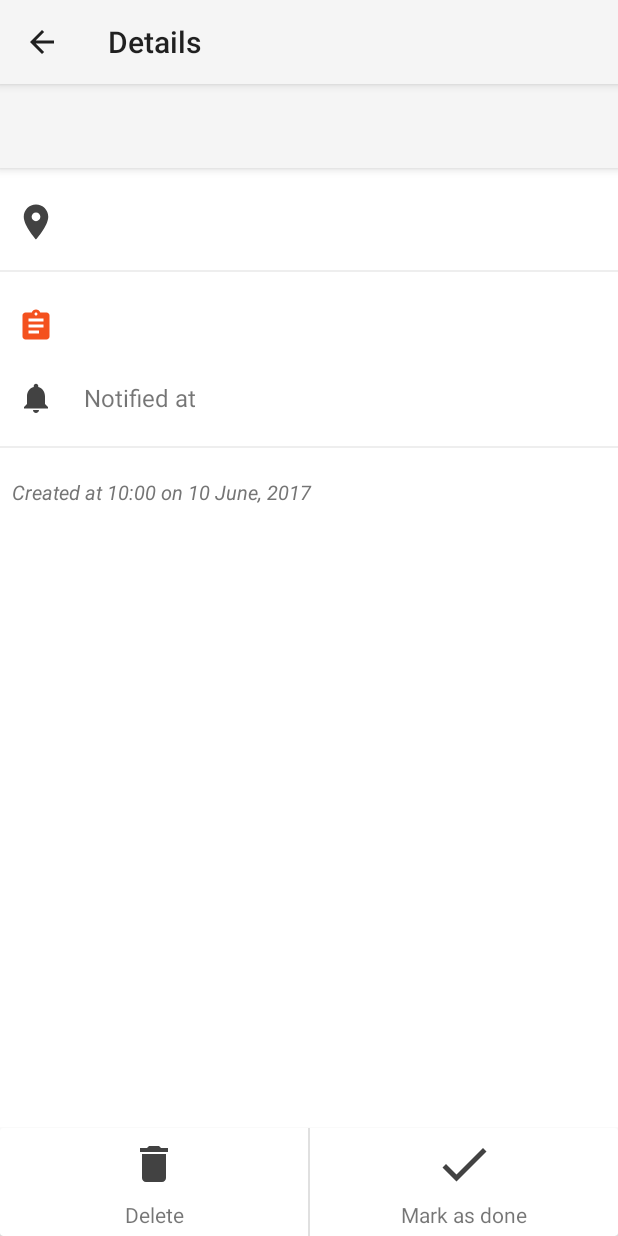
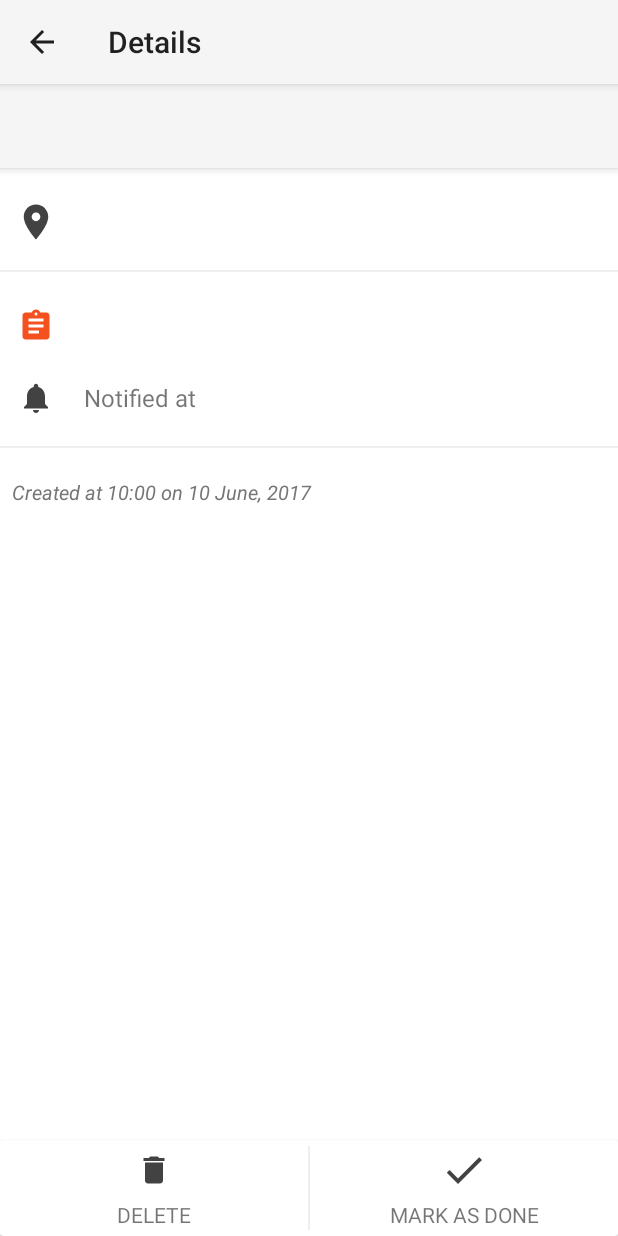
Before and after one commit to pranitk/Location-reminder, an Android app: the ViewReminder screen opened directly, with no data from a screen before it, on a phone screen of 412 x 824 dp. Run offline under Robolectric (Android 15) with nearby library versions, the phone set to English and light mode, and no system bars; 1 statement that could not run was skipped.

Commit message:
Queries updated..

```diff
--- a/app/src/main/java/com/pranitkulkarni/remindbylocation/database/ScheduleModel.java
+++ b/app/src/main/java/com/pranitkulkarni/remindbylocation/database/ScheduleModel.java
@@ -54,6 +54,10 @@ public class ScheduleModel {
         isNotified = notified;
     }
 
+    public void setCompleted(Boolean completed) {
+        isCompleted = completed;
+    }
+
     ///
 
     public int getId() {
@@ -104,4 +108,6 @@ public class ScheduleModel {
 
 
 
+
+
 }
--- a/app/src/main/res/layout/activity_view_reminder.xml
+++ b/app/src/main/res/layout/activity_view_reminder.xml
@@ -19,7 +19,7 @@
 
 
     <android.support.v4.widget.NestedScrollView
-        android:layout_marginBottom="72dp"
+        android:layout_marginBottom="64dp"
         android:background="@android:color/white"
         app:layout_behavior="@string/appbar_scrolling_view_behavior"
         android:layout_width="match_parent"
@@ -157,7 +157,7 @@
         app:cardElevation="@dimen/cardview_default_elevation"
         android:layout_gravity="bottom"
         android:layout_width="match_parent"
-        android:layout_height="72dp">
+        android:layout_height="64dp">
 
 
         <LinearLayout
@@ -165,6 +165,7 @@
             android:layout_height="match_parent">
 
             <LinearLayout
+                android:id="@+id/delete"
                 android:background="?attr/selectableItemBackground"
                 android:orientation="vertical"
                 android:layout_weight="1"
@@ -175,9 +176,10 @@
                     android:padding="8dp"
                     app:srcCompat="@drawable/ic_delete_dark"
                     android:layout_width="match_parent"
-                    android:layout_height="48dp" />
+                    android:layout_height="40dp" />
 
                 <TextView
+                    android:textAllCaps="true"
                     android:gravity="center"
                     android:text="Delete"
                     android:layout_width="match_parent"
@@ -186,11 +188,14 @@
             </LinearLayout>
 
             <View
-                android:background="@color/grey_300"
+                android:layout_marginBottom="4dp"
+                android:layout_marginTop="4dp"
+                android:background="@color/grey_200"
                 android:layout_width="1dp"
                 android:layout_height="match_parent"/>
 
             <LinearLayout
+                android:id="@+id/mark_as_done"
                 android:background="?attr/selectableItemBackground"
                 android:orientation="vertical"
                 android:layout_weight="1"
@@ -201,9 +206,10 @@
                     android:padding="4dp"
                     app:srcCompat="@drawable/ic_done_dark"
                     android:layout_width="match_parent"
-                    android:layout_height="48dp" />
+                    android:layout_height="40dp" />
 
                 <TextView
+                    android:textAllCaps="true"
                     android:gravity="center"
                     android:text="Mark as done"
                     android:layout_width="match_parent"
```
Also changed, not shown: app/src/main/java/com/pranitkulkarni/remindbylocation/LocationTracker.java (+6 -3 lines), app/src/main/java/com/pranitkulkarni/remindbylocation/database/DatabaseManager.java (+29 -0 lines).
